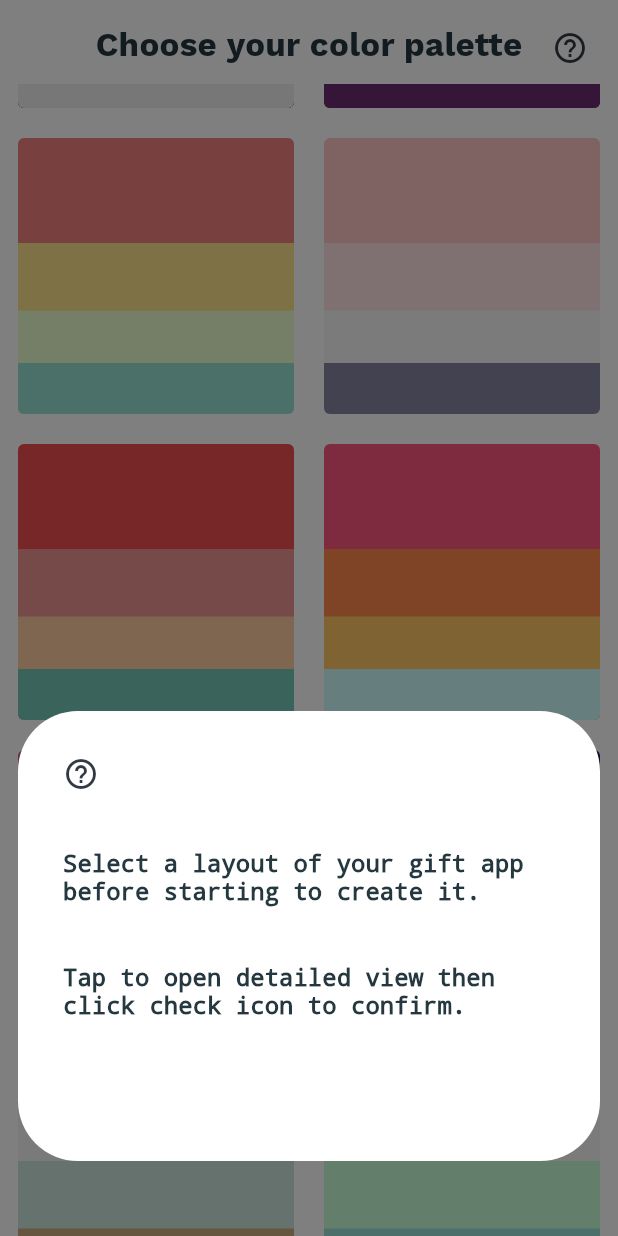
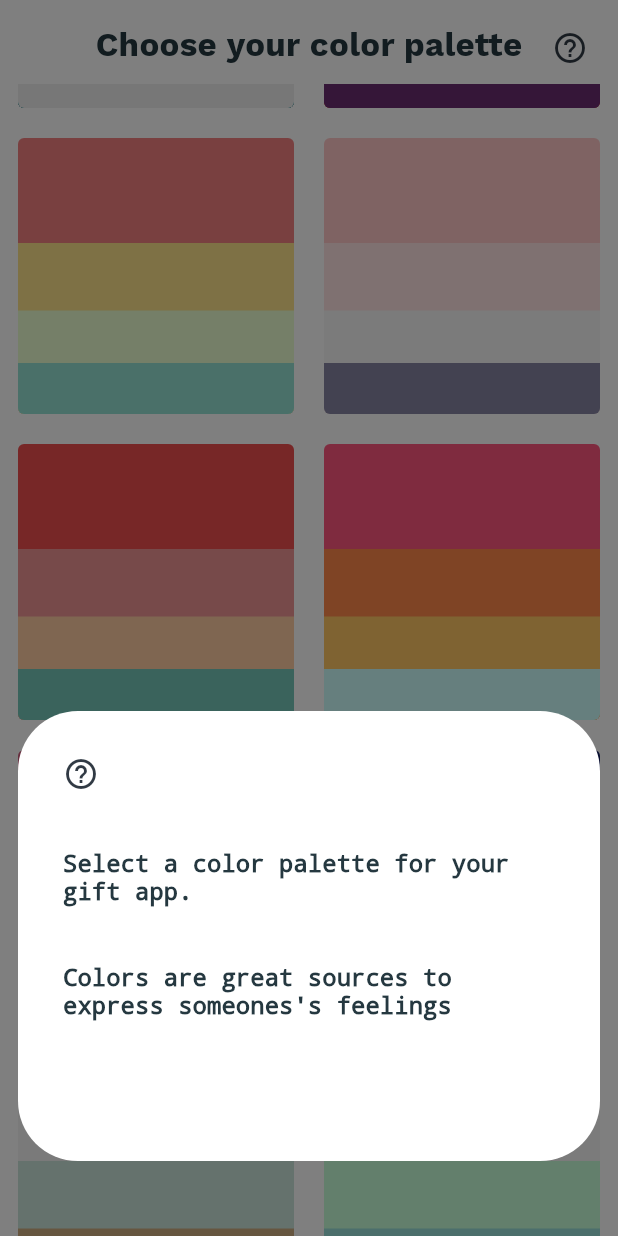
Before and after one commit to sadilak85/unWrapp, a Flutter app: the ColorsOverviewScreen screen opened directly, scrolled down 576 dp, after a tap on the "help outline" icon, on a phone screen of 412 x 824 dp. Run offline on Flutter 3.47's test engine with Material 2 defaults, Android fonts, the phone set to English and light mode, and no system bars; our stand-ins replace firebase_auth, firebase_core, form_field_validator, google_fonts, modal_progress_hud, shared_preferences; accounts and stored records are empty.

Commit message:
color selection

```diff
--- a/lib/screens/colors_selection_screen.dart
+++ b/lib/screens/colors_selection_screen.dart
@@ -132,8 +132,8 @@ class _ColorsOverviewScreenState extends State<ColorsOverviewScreen>
                       ),
                     ),
                     Text(
-                      '''\n\nSelect a layout of your gift app before starting to create it.
-                      \n\nTap to open detailed view then click check icon to confirm.''',
+                      '''\n\nSelect a color palette for your gift app.
+                      \n\nColors are great sources to express someones's feelings''',
                       style: TextStyle(
                         decoration: TextDecoration.none,
                         fontSize: 16,
```
